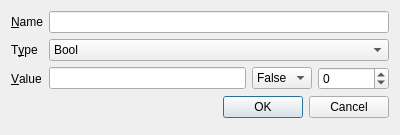
First picture: the form in savevariableeditor.ui, repository gtalent/wombat-editor, before the edit.
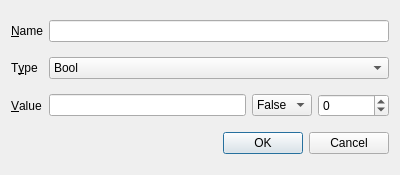
Second picture: the form after the edit.

Commit message: Fixed some layout bugs and updated to a new cyborgbear.

The edit to the form file:
```diff
--- a/savevariableeditor.ui
+++ b/savevariableeditor.ui
@@ -7,13 +7,13 @@
     <x>0</x>
     <y>0</y>
     <width>400</width>
-    <height>135</height>
+    <height>175</height>
    </rect>
   </property>
   <property name="windowTitle">
    <string>Variable Editor</string>
   </property>
-  <layout class="QFormLayout" name="formLayout">
+  <layout class="QGridLayout" name="gridLayout">
    <item row="0" column="0">
     <widget class="QLabel" name="lblName">
      <property name="text">
@@ -97,7 +97,7 @@
      </item>
     </layout>
    </item>
-   <item row="5" column="1">
+   <item row="3" column="1">
     <widget class="QDialogButtonBox" name="buttonBox">
      <property name="orientation">
       <enum>Qt::Horizontal</enum>
```
Left out of the diff: 1 changed line with no effect on the pictures. The commit also changes 5 other files.
